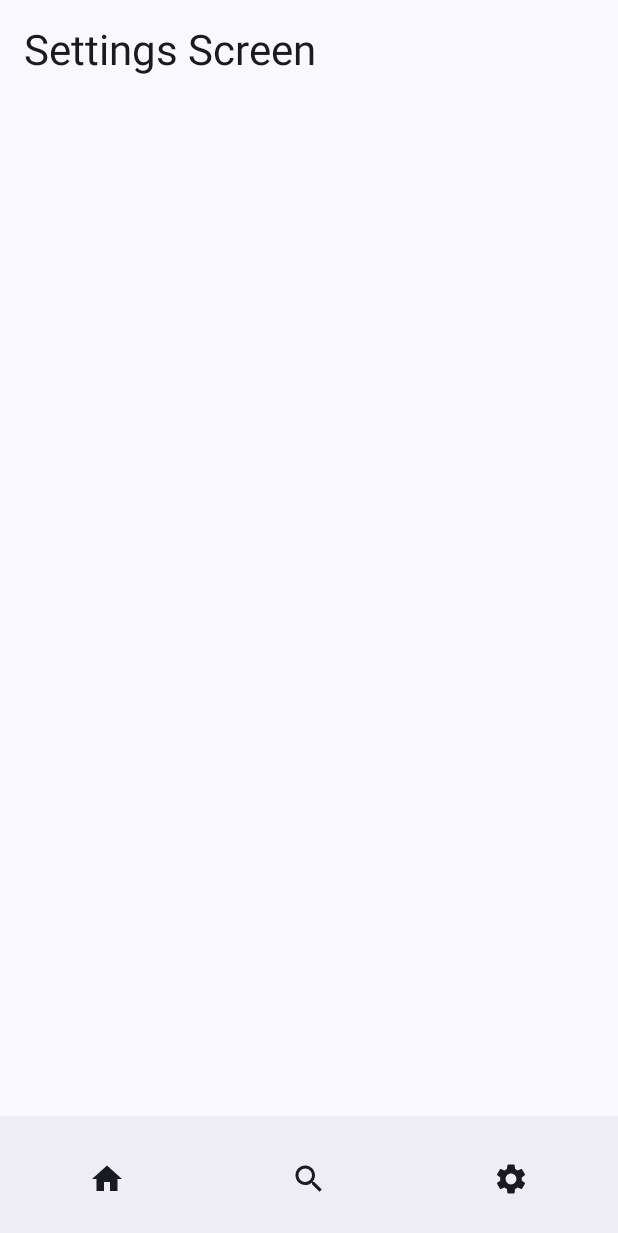
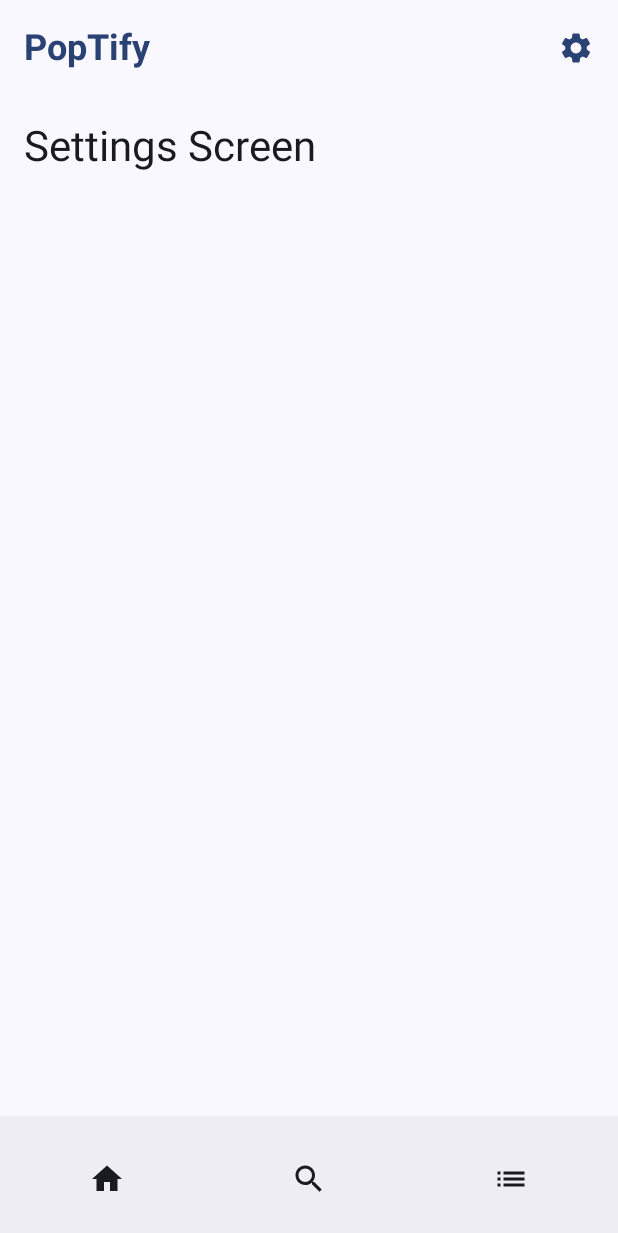
Before and after one commit to estebanriballo/PopTify-TFG, an Android app built with Jetpack Compose: the screen it shows after launch (MainActivity), after a tap on "Settings", on a phone screen of 412 x 824 dp. Shown: the top 1233 px of the screen. Run offline under Robolectric (Android 15) with nearby library versions, the phone set to English and light mode, and no system bars; 2 other taps on this screen came first.

Commit message:
Estructura Basica Aplicacion

```diff
--- a/PopTify/app/src/main/java/com/example/poptify/MainActivity.kt
+++ b/PopTify/app/src/main/java/com/example/poptify/MainActivity.kt
@@ -10,6 +10,7 @@ import androidx.compose.foundation.layout.padding
 import androidx.compose.foundation.shape.RoundedCornerShape
 import androidx.compose.material.icons.Icons
 import androidx.compose.material.icons.filled.Home
+import androidx.compose.material.icons.filled.List
 import androidx.compose.material.icons.filled.Search
 import androidx.compose.material.icons.filled.Settings
 import androidx.compose.material3.BottomAppBar
@@ -21,14 +22,18 @@ import androidx.compose.material3.Scaffold
 import androidx.compose.material3.Text
 import androidx.compose.material3.TextField
 import androidx.compose.material3.TextFieldDefaults
+import androidx.compose.material3.TopAppBar
+import androidx.compose.material3.TopAppBarDefaults
 import androidx.compose.runtime.Composable
 import androidx.compose.runtime.getValue
 import androidx.compose.runtime.mutableStateOf
 import androidx.compose.runtime.remember
 import androidx.compose.runtime.setValue
 import androidx.compose.ui.Modifier
+import androidx.compose.ui.text.font.FontWeight
 import androidx.compose.ui.tooling.preview.Preview
 import androidx.compose.ui.unit.dp
+import androidx.compose.ui.unit.sp
 import com.example.poptify.ui.theme.PopTifyTheme
 
 class MainActivity : ComponentActivity() {
@@ -43,34 +48,70 @@ class MainActivity : ComponentActivity() {
     }
 }
 
-@OptIn(ExperimentalMaterial3Api::class)
 @Preview(showBackground = true)
 @Composable
 fun App() {
     var currentScreen by remember { mutableStateOf("Home") }
 
     Scaffold(
+        topBar = {
+            TopNavigationBar(
+                onSettingsClick = { currentScreen = "Settings" }
+            )
+        },
         bottomBar = {
             BottomNavigationBar(
                 onHomeClick = { currentScreen = "Home" },
                 onSearchClick = { currentScreen = "Search" },
-                onSettingsClick = { currentScreen = "Settings" }
+                onRankingsClick = { currentScreen = "Rankings" }
             )
         }
     ) { innerPadding ->
         when (currentScreen) {
             "Home" -> HomeScreen(Modifier.padding(innerPadding))
             "Search" -> SearchScreen(Modifier.padding(innerPadding))
+            "Rankings" -> RankingsScreen(Modifier.padding(innerPadding))
             "Settings" -> SettingsScreen(Modifier.padding(innerPadding))
         }
     }
+}
+
+@OptIn(ExperimentalMaterial3Api::class)
+@Composable
+fun TopNavigationBar(
+    onSettingsClick: () -> Unit
+) {
+    TopAppBar(
+        title = {
+            Text(
+                text = "PopTify",
+                fontWeight = FontWeight.Bold,
+                fontSize = 24.sp,
+                color = MaterialTheme.colorScheme.primary
+            )
+        },
+        actions = {
+            IconButton(onClick = onSettingsClick) {
+                Icon(
+                    imageVector = Icons.Default.Settings,
+                    contentDescription = "Settings",
+                    tint = MaterialTheme.colorScheme.primary
+                )
+            }
+        },
+        colors = TopAppBarDefaults.topAppBarColors(
+            containerColor = MaterialTheme.colorScheme.surface,
+            titleContentColor = MaterialTheme.colorScheme.primary,
+            actionIconContentColor = MaterialTheme.colorScheme.primary
+        )
+    )
 }
 
 @Composable
 fun BottomNavigationBar(
     onHomeClick: () -> Unit,
     onSearchClick: () -> Unit,
-    onSettingsClick: () -> Unit
+    onRankingsClick: () -> Unit
 ) {
     BottomAppBar(
         modifier = Modifier.fillMaxWidth(),
@@ -88,10 +129,10 @@ fun BottomNavigationBar(
             Icon(Icons.Default.Search, contentDescription = "Search")
         }
         IconButton(
-            onClick = onSettingsClick,
+            onClick = onRankingsClick,
             modifier = Modifier.weight(1f)
         ) {
-            Icon(Icons.Default.Settings, contentDescription = "Settings")
+            Icon(Icons.Default.List, contentDescription = "Rankings")
         }
     }
 }
@@ -130,7 +171,18 @@ fun SearchScreen(modifier: Modifier = Modifier) {
 }
 
 @Composable
-fun SettingsScreen(modifier: Modifier = Modifier) {
+fun RankingsScreen(modifier: Modifier = Modifier) {
+    Text(
+        text = "Rankings Screen",
+        modifier = modifier
+            .fillMaxSize()
+            .padding(16.dp),
+        style = MaterialTheme.typography.headlineMedium
+    )
+}
+
+@Composable
+fun SettingsScreen(modifier: Modifier) {
     Text(
         text = "Settings Screen",
         modifier = modifier
```
